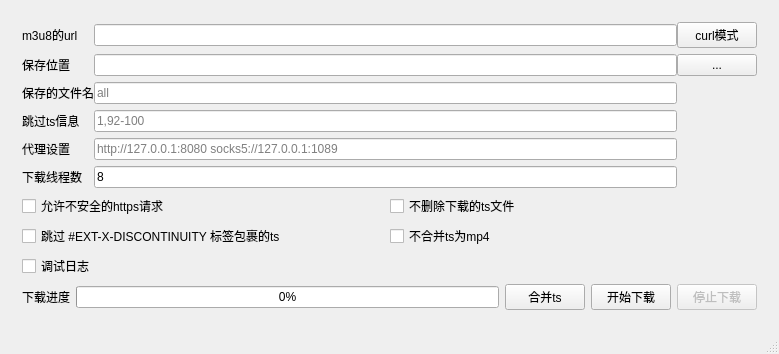
First picture: the form in m3u8d-qt/mainwindow.ui, repository orestonce/m3u8d, before the edit.
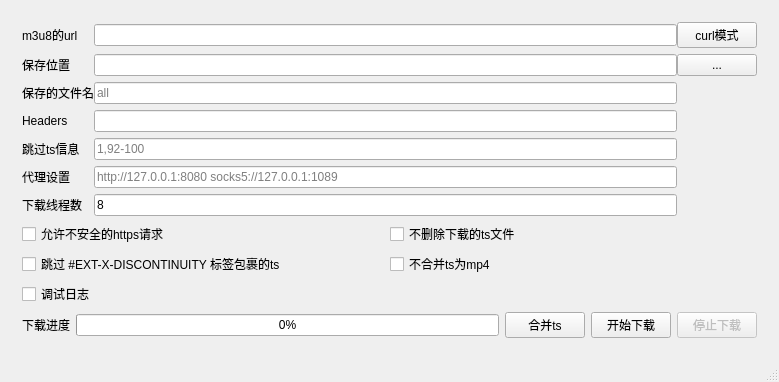
Second picture: the form after the edit.

Commit message: 添加自定义headers支持

The edit to the form file:
```diff
--- a/m3u8d-qt/mainwindow.ui
+++ b/m3u8d-qt/mainwindow.ui
@@ -51,6 +51,9 @@
             </property>
            </widget>
           </item>
+          <item row="3" column="1">
+           <widget class="QLineEdit" name="lineEdit_Headers"/>
+          </item>
           <item row="4" column="1">
            <widget class="QLineEdit" name="lineEdit_SkipTsExpr">
             <property name="placeholderText">
@@ -110,6 +113,13 @@
             </property>
            </widget>
           </item>
+          <item row="3" column="0">
+           <widget class="QLabel" name="label_2">
+            <property name="text">
+             <string>Headers</string>
+            </property>
+           </widget>
+          </item>
           <item row="5" column="1">
            <widget class="QLineEdit" name="lineEdit_SetProxy">
             <property name="text">
```
The commit also changes 1 other file.
